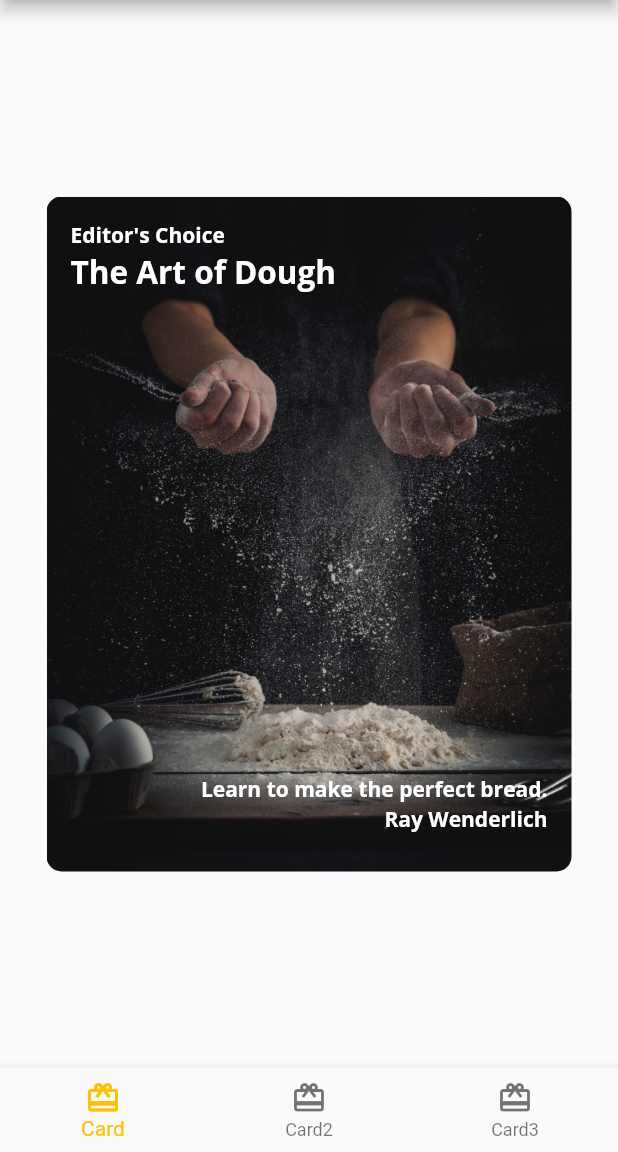
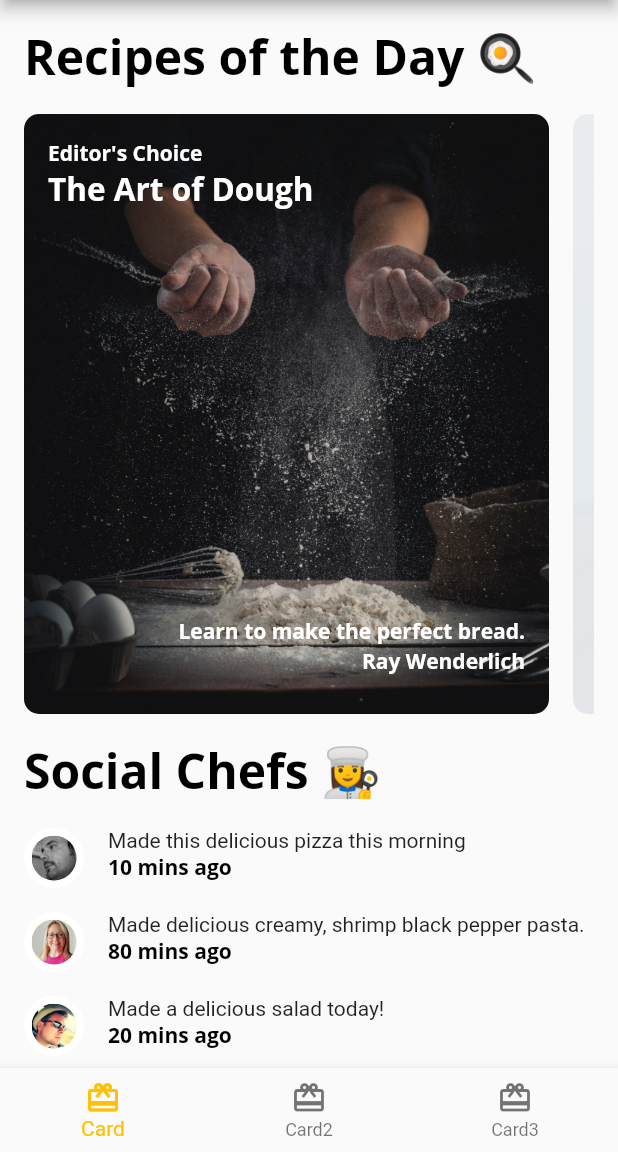
Before and after one commit to rifanstd/fooderlich, a Flutter app: the screen it shows after launch, on a phone screen of 412 x 824 dp, the part 84-1236 px from its top. Run offline on Flutter 3.47's test engine with Material 2 defaults, Android fonts, the phone set to English and light mode, and no system bars; our stand-ins replace google_fonts.

Commit message:
Menambahkan beberapa file component yaitu explore_screen, friend post list, friend post tile dan today recipe list

```diff
--- a/lib/components/components.dart
+++ b/lib/components/components.dart
@@ -3,3 +3,6 @@ export 'card1.dart';
 export 'card2.dart';
 export 'card3.dart';
 export 'circle_image.dart';
+export 'today_recipe_list_view.dart';
+export 'friend_post_tile.dart';
+export 'friend_post_list_view.dart';
--- /dev/null
+++ b/lib/components/friend_post_list_view.dart
@@ -0,0 +1,33 @@
+import 'package:flutter/material.dart';
+import '../models/models.dart';
+import '../components/components.dart';
+
+class FriendPostListView extends StatelessWidget {
+  final List<Post> friendPosts;
+  const FriendPostListView({Key? key, required this.friendPosts})
+      : super(key: key);
+  @override
+  Widget build(BuildContext context) {
+    return Padding(
+        padding: const EdgeInsets.only(left: 16, right: 16, top: 0),
+        child: Column(crossAxisAlignment: CrossAxisAlignment.start, children: [
+          Text('Social Chefs 👩‍🍳',
+              style: Theme.of(context).textTheme.headline1),
+          const SizedBox(height: 16),
+          ListView.separated(
+              primary: false,
+              physics: const NeverScrollableScrollPhysics(),
+              shrinkWrap: true,
+              scrollDirection: Axis.vertical,
+              itemCount: friendPosts.length,
+              itemBuilder: (context, index) {
+                final post = friendPosts[index];
+                return FriendPostTile(post: post);
+              },
+              separatorBuilder: (context, index) {
+                return const SizedBox(height: 16);
+              }),
+          const SizedBox(height: 16),
+        ]));
+  }
+}
--- /dev/null
+++ b/lib/components/friend_post_tile.dart
@@ -0,0 +1,28 @@
+import 'package:flutter/material.dart';
+import '../models/models.dart';
+import '../components/components.dart';
+
+class FriendPostTile extends StatelessWidget {
+  final Post post;
+  const FriendPostTile({Key? key, required this.post}) : super(key: key);
+  @override
+  Widget build(BuildContext context) {
+    return Row(
+        crossAxisAlignment: CrossAxisAlignment.start,
+        mainAxisAlignment: MainAxisAlignment.start,
+        children: [
+          CircleImage(
+              imageProvider: AssetImage('${post.profileImageUrl}'),
+              imageRadius: 20),
+          const SizedBox(width: 16),
+          Expanded(
+              child: Column(
+                  crossAxisAlignment: CrossAxisAlignment.start,
+                  children: [
+                Text(post.comment.toString()),
+                Text('${post.timestamp} mins ago',
+                    style: Theme.of(context).textTheme.bodyText1)
+              ]))
+        ]);
+  }
+}
--- /dev/null
+++ b/lib/components/today_recipe_list_view.dart
@@ -0,0 +1,44 @@
+import 'package:flutter/material.dart';
+import '../components/components.dart';
+import '../models/models.dart';
+
+class TodayRecipeListView extends StatelessWidget {
+  final List<ExploreRecipe> recipes;
+  const TodayRecipeListView({Key? key, required this.recipes})
+      : super(key: key);
+  @override
+  Widget build(BuildContext context) {
+    return Padding(
+        padding: const EdgeInsets.only(left: 16, right: 16, top: 16),
+        child: Column(crossAxisAlignment: CrossAxisAlignment.start, children: [
+          Text('Recipes of the Day 🍳',
+              style: Theme.of(context).textTheme.headline1),
+          const SizedBox(height: 16),
+          Container(
+              height: 400,
+              color: Colors.transparent,
+              child: ListView.separated(
+                  scrollDirection: Axis.horizontal,
+                  itemCount: recipes.length,
+                  itemBuilder: (context, index) {
+                    final recipe = recipes[index];
+                    return buildCard(recipe);
+                  },
+                  separatorBuilder: (context, index) {
+                    return const SizedBox(width: 16);
+                  })),
+        ]));
+  }
+
+  Widget buildCard(ExploreRecipe recipe) {
+    if (recipe.cardType == RecipeCardType.card1) {
+      return Card1(recipe: recipe);
+    } else if (recipe.cardType == RecipeCardType.card2) {
+      return Card2(recipe: recipe);
+    } else if (recipe.cardType == RecipeCardType.card3) {
+      return Card3(recipe: recipe);
+    } else {
+      throw Exception('This card doesn\'t exist yet');
+    }
+  }
+}
--- a/lib/home.dart
+++ b/lib/home.dart
@@ -1,6 +1,7 @@
 import 'package:flutter/material.dart';
 import 'models/explore_recipe.dart';
 import 'components/components.dart';
+import 'screens/explore_screen.dart';
 
 class Home extends StatefulWidget {
   const Home({Key? key}) : super(key: key);
@@ -11,6 +12,7 @@ class Home extends StatefulWidget {
 class _HomeState extends State<Home> {
   int _selectedIndex = 0;
   static List<Widget> pages = <Widget>[
+    ExploreScreen(),
     Card1(
         recipe: ExploreRecipe(
             authorName: 'Ray Wenderlich',
--- /dev/null
+++ b/lib/screens/explore_screen.dart
@@ -0,0 +1,25 @@
+import 'package:flutter/material.dart';
+import '../api/mock_fooderlich_service.dart';
+import '../components/components.dart';
+import '../models/explore_data.dart';
+
+class ExploreScreen extends StatelessWidget {
+  final mockService = MockFooderlichService();
+  ExploreScreen({Key? key}) : super(key: key);
+  @override
+  Widget build(BuildContext context) {
+    return FutureBuilder(
+        future: mockService.getExploreData(),
+        builder: (context, AsyncSnapshot<ExploreData> snapshot) {
+          if (snapshot.connectionState == ConnectionState.done) {
+            return ListView(scrollDirection: Axis.vertical, children: [
+              TodayRecipeListView(recipes: snapshot.data!.todayRecipes!),
+              const SizedBox(height: 16),
+              FriendPostListView(friendPosts: snapshot.data!.friendPosts!)
+            ]);
+          } else {
+            return const Center(child: CircularProgressIndicator());
+          }
+        });
+  }
+}
```
